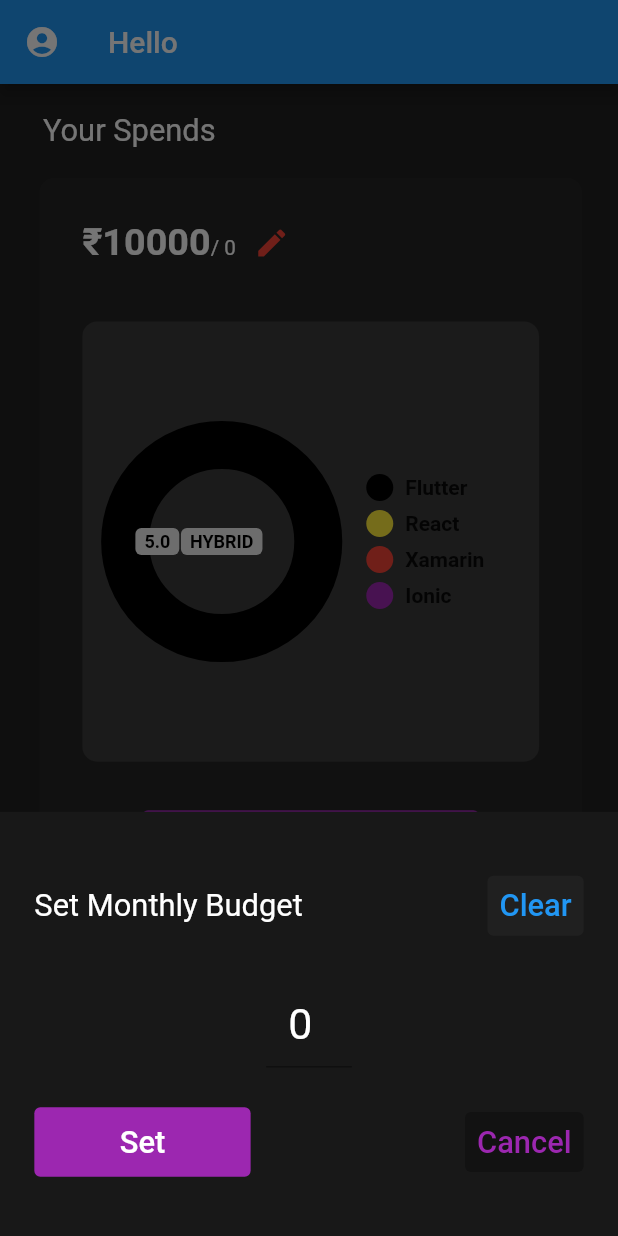
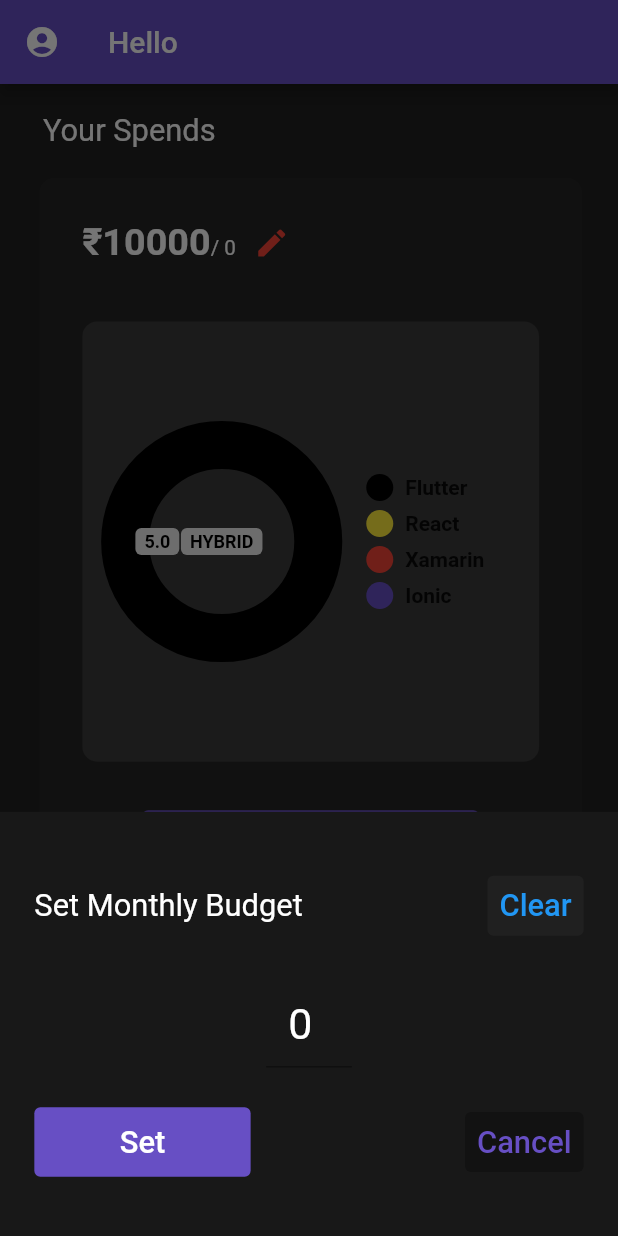
Before and after one commit to Sahaj201/Divvy_up, a Flutter app: the MainScreen screen opened directly, after a tap on the "create" icon, on a phone screen of 412 x 824 dp. Run offline on Flutter 3.47's test engine with Material 2 defaults, Android fonts, the phone set to English and light mode, and no system bars; drawn by our look-alikes of pie_chart; our stand-ins replace flutter_screenutil.

Commit message:
Bottom Navigation Bar , floating button

```diff
--- a/lib/screens/main_screen.dart
+++ b/lib/screens/main_screen.dart
@@ -27,6 +27,7 @@ class _MainScreenState extends State<MainScreen> {
   Widget build(BuildContext context) {
     return Scaffold(
       appBar: AppBar(
+        backgroundColor: Color(0xff674FC4),
         title: Text("Hello"),
         automaticallyImplyLeading: false,
         leading: IconButton(onPressed: () {}, icon: Icon(Icons.account_circle)),
@@ -34,8 +35,8 @@ class _MainScreenState extends State<MainScreen> {
       floatingActionButton: FloatingActionButton.extended(
         onPressed: () {},
         icon: Icon(Icons.add),
-        backgroundColor: Colors.purple,
-        focusColor: Colors.purple,
+        backgroundColor: Color(0xff674FC4),
+        focusColor: Color(0xff674FC4),
         elevation: 0,
         label: Text('Add Expense'),
       ),
@@ -107,7 +108,7 @@ class _MainScreenState extends State<MainScreen> {
                           Colors.black,
                           Colors.yellow,
                           Colors.red,
-                          Colors.purple
+                          Color(0xff674FC4)
                         ],
 
                         initialAngleInDegree: 0,
@@ -146,7 +147,7 @@ class _MainScreenState extends State<MainScreen> {
                   TextButton(
                     style: ButtonStyle(
                       backgroundColor:
-                          MaterialStateProperty.all<Color>(Colors.purple),
+                          MaterialStateProperty.all<Color>(Color(0xff674FC4)),
                     ),
                     onPressed: () {},
                     child: Text("See Detailed Summary",
@@ -175,7 +176,7 @@ class _MainScreenState extends State<MainScreen> {
                 IconButton(
                     enableFeedback: false,
                     onPressed: () {
-                      homeColor = Colors.purple;
+                      homeColor = Color(0xff674FC4);
                       splitColor = Colors.white;
                       profileColor = Colors.white;
                       setState(() {});
@@ -197,7 +198,7 @@ class _MainScreenState extends State<MainScreen> {
                     enableFeedback: false,
                     onPressed: () {
                       homeColor = Colors.white;
-                      splitColor = Colors.purple;
+                      splitColor = Color(0xff674FC4);
                       profileColor = Colors.white;
                       setState(() {});
                     },
@@ -216,7 +217,7 @@ class _MainScreenState extends State<MainScreen> {
                     onPressed: () {
                       homeColor = Colors.white;
                       splitColor = Colors.white;
-                      profileColor = Colors.purple;
+                      profileColor = Color(0xff674FC4);
                       setState(() {});
                     },
                     icon: Icon(
@@ -302,7 +303,7 @@ class _MainScreenState extends State<MainScreen> {
                             style: ButtonStyle(
                                 backgroundColor:
                                     MaterialStateProperty.all<Color>(
-                                        Colors.purple)),
+                                        Color(0xff674FC4))),
                             onPressed: () {
                               setState(() {});
                               Navigator.pop(context);
@@ -321,7 +322,7 @@ class _MainScreenState extends State<MainScreen> {
                           },
                           child: Text("Cancel",
                               style: TextStyle(
-                                  fontSize: 18.sp, color: Colors.purple))),
+                                  fontSize: 18.sp, color: Color(0xff674FC4)))),
                     ],
                   )
                 ],
```
